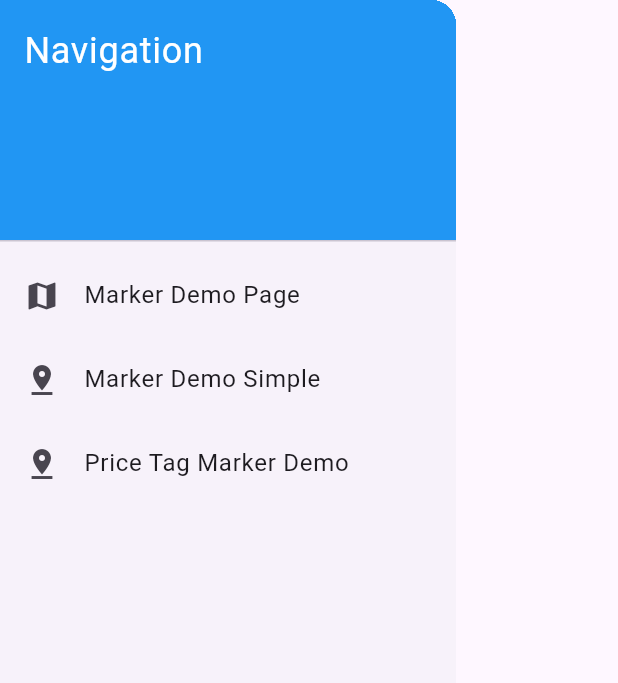
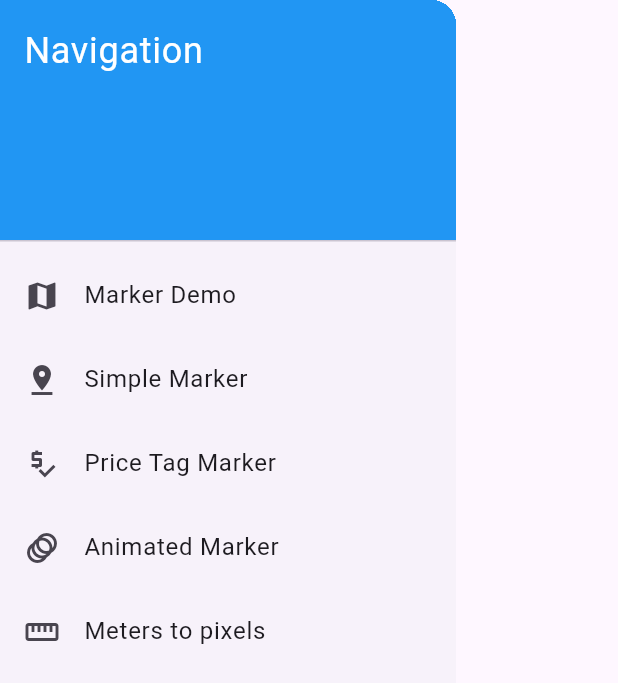
Before and after one commit to ReinisSprogis/flutter_map_markers, a Flutter app: the AppDrawer widget shown alone on an empty page, opened directly, on a phone screen of 412 x 824 dp. Shown: the top 683 px of the screen. Run offline on Flutter 3.47's test engine with Material 3 defaults, Android fonts, the phone set to English and light mode, and no system bars; our stand-ins replace flutter_map, latlong2.

Commit message:
Refactor AppDrawer to update demo page titles and navigation

```diff
--- a/example/lib/app_drawer.dart
+++ b/example/lib/app_drawer.dart
@@ -1,5 +1,7 @@
+import 'package:example/demo_pages/animated_marker_demo_page.dart';
 import 'package:example/demo_pages/marker_demo_page.dart';
-import 'package:example/demo_pages/marker_demo_simple.dart';
+import 'package:example/demo_pages/meters_to_pixels_demo_page.dart';
+import 'package:example/demo_pages/simple_marker_demo_page.dart';
 import 'package:example/demo_pages/pricetag_marker_demo.dart';
 import 'package:flutter/material.dart';
 
@@ -18,7 +20,7 @@ class AppDrawer extends StatelessWidget {
           ),
           ListTile(
             leading: const Icon(Icons.map),
-            title: const Text('Marker Demo Page'),
+            title: const Text('Marker Demo'),
             onTap: () {
               Navigator.pop(context); // Close the drawer
               Navigator.of(context).pushReplacement(MaterialPageRoute(builder: (context) => const MarkerDemoPage()));
@@ -26,18 +28,34 @@ class AppDrawer extends StatelessWidget {
           ),
           ListTile(
             leading: const Icon(Icons.pin_drop),
-            title: const Text('Marker Demo Simple'),
+            title: const Text('Simple Marker'),
             onTap: () {
               Navigator.pop(context); // Close the drawer
-              Navigator.of(context).pushReplacement(MaterialPageRoute(builder: (context) => const MarkerDemoSimple()));
+              Navigator.of(context).pushReplacement(MaterialPageRoute(builder: (context) => const SimpleMarkerDemoPage()));
             },
           ),
            ListTile(
-            leading: const Icon(Icons.pin_drop),
-            title: const Text('Price Tag Marker Demo'),
+            leading: const Icon(Icons.price_check),
+            title: const Text('Price Tag Marker'),
             onTap: () {
               Navigator.pop(context); // Close the drawer
               Navigator.of(context).pushReplacement(MaterialPageRoute(builder: (context) => const PriceTagMarkerDemo()));
+            },
+          ),
+          ListTile(
+            leading: const Icon(Icons.animation),
+            title: const Text('Animated Marker'),
+            onTap: () {
+              Navigator.pop(context); // Close the drawer
+              Navigator.of(context).pushReplacement(MaterialPageRoute(builder: (context) => const AnimatedMarkerDemoPage()));
+            },
+          ),
+          ListTile(
+            leading: const Icon(Icons.straighten),
+            title: const Text('Meters to pixels'),
+            onTap: () {
+              Navigator.pop(context); // Close the drawer
+              Navigator.of(context).pushReplacement(MaterialPageRoute(builder: (context) => const MetersToPixelsDemoPage()));
             },
           ),
         ],
```
